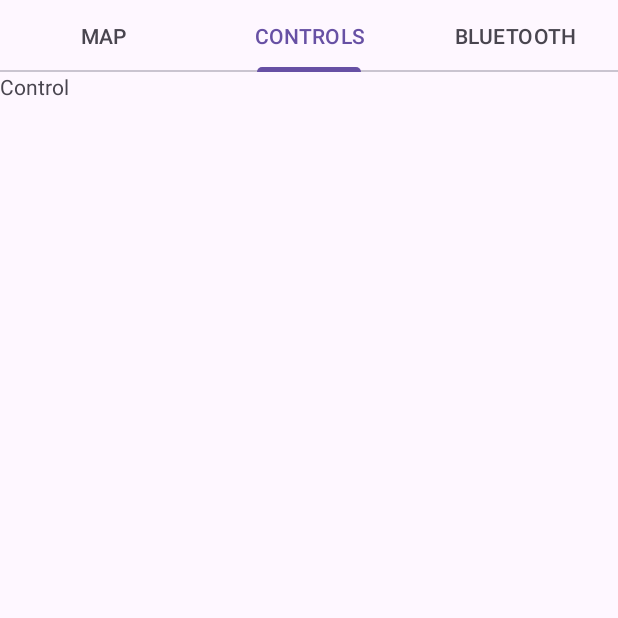
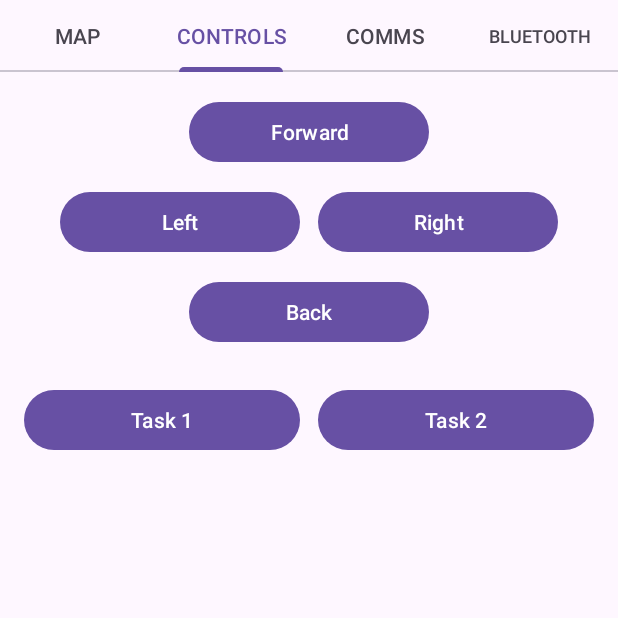
Before and after one commit to vvivivivv/SC2079-MDP-Group-24, an Android app: the screen it shows after launch (MainActivity), tab 2 chosen, on a phone screen of 412 x 824 dp, the top half of it. Run offline under Robolectric (Android 15) with nearby library versions, the light colour scheme and no system bars.

Commit message:
adding comms tab, control tab functions. (c3. and c4.)

```diff
--- a/android/app/src/main/java/com/ntu/group24/android/ui/BluetoothFragment.java
+++ b/android/app/src/main/java/com/ntu/group24/android/ui/BluetoothFragment.java
@@ -65,6 +65,7 @@ public class BluetoothFragment extends Fragment {
         public void onReceive(Context context, Intent intent) {
             String action = intent.getAction();
             if (!isAdded() || getContext() == null) return;
+            // duplicated maybe - can comment below part later
             if (Constants.INTENT_MESSAGE_RECEIVED.equals(action)) {
                 String message = intent.getStringExtra("message");
 
--- /dev/null
+++ b/android/app/src/main/java/com/ntu/group24/android/ui/CommunicationsFragment.java
@@ -0,0 +1,125 @@
+package com.ntu.group24.android.ui;
+// C.4
+import android.content.BroadcastReceiver;
+import android.content.Context;
+import android.content.Intent;
+import android.content.IntentFilter;
+import android.os.Bundle;
+import android.text.method.ScrollingMovementMethod;
+import android.view.LayoutInflater;
+import android.view.View;
+import android.view.ViewGroup;
+import android.widget.TextView;
+import android.text.SpannableString;
+import android.text.Spanned;
+import android.text.style.ForegroundColorSpan;
+import android.graphics.Color;
+
+import androidx.annotation.NonNull;
+import androidx.annotation.Nullable;
+import androidx.fragment.app.Fragment;
+import androidx.localbroadcastmanager.content.LocalBroadcastManager;
+
+import com.ntu.group24.android.R;
+import com.ntu.group24.android.utils.Constants;
+
+public class CommunicationsFragment extends Fragment {
+
+    private TextView tvLog;
+    private TextView tvStatus;
+
+    private final BroadcastReceiver commsReceiver = new BroadcastReceiver() {
+        @Override
+        public void onReceive(Context context, Intent intent) {
+            if (!isAdded() || getContext() == null) return;
+
+            String action = intent.getAction();
+            if (action == null) return;
+
+            if (Constants.INTENT_CONNECTION_STATUS.equals(action)) {
+                String status = intent.getStringExtra("status");
+                if (status != null && tvStatus != null) {
+                    tvStatus.setText("Status: " + status);
+
+                    if (status.equalsIgnoreCase("Connected")) {
+                        tvStatus.setBackgroundColor(Color.parseColor("#C8E6C9")); // light green
+                    } else if (status.equalsIgnoreCase("Disconnected")) {
+                        tvStatus.setBackgroundColor(Color.parseColor("#FFCDD2")); // light red
+                    } else {
+                        tvStatus.setBackgroundColor(Color.parseColor("#EEEEEE")); // neutral
+                    }
+
+                    appendLine("[STATUS] " + status);
+                }
+                return;
+            }
+
+
+            if (Constants.INTENT_MESSAGE_RECEIVED.equals(action)) {
+                String msg = intent.getStringExtra("message");
+                if (msg == null) return;
+
+                // C.4: do not spam coordinates in the comms log
+                if (msg.startsWith(Constants.HEADER_ROBOT) || msg.startsWith(Constants.HEADER_TARGET)) return;
+
+                appendLine("[RX] " + msg.trim());
+                return;
+            }
+
+            if (Constants.INTENT_MESSAGE_SENT.equals(action)) {
+                String cmd = intent.getStringExtra("message");
+                if (cmd == null) return;
+                appendLine("[TX] " + cmd.trim());
+            }
+        }
+    };
+
+    @Nullable
+    @Override
+    public View onCreateView(@NonNull LayoutInflater inflater,
+                             @Nullable ViewGroup container,
+                             @Nullable Bundle savedInstanceState) {
+        View root = inflater.inflate(R.layout.fragment_communications, container, false);
+        tvLog = root.findViewById(R.id.tvCommsLog);
+        tvStatus = root.findViewById(R.id.tvCommsStatus);
+
+        tvLog.setMovementMethod(new ScrollingMovementMethod());
+        return root;
+    }
+
+    @Override
+    public void onStart() {
+        super.onStart();
+        IntentFilter filter = new IntentFilter();
+        filter.addAction(Constants.INTENT_MESSAGE_RECEIVED);
+        filter.addAction(Constants.INTENT_CONNECTION_STATUS);
+        filter.addAction(Constants.INTENT_MESSAGE_SENT);
+        LocalBroadcastManager.getInstance(requireContext()).registerReceiver(commsReceiver, filter);
+    }
+
+    @Override
+    public void onStop() {
+        super.onStop();
+        LocalBroadcastManager.getInstance(requireContext()).unregisterReceiver(commsReceiver);
+    }
+
+    private void appendLine(String line) {
+        if (tvLog == null) return;
+
+        int color = Color.DKGRAY;
+
+        if (line.startsWith("[TX]")) color = Color.parseColor("#1565C0");      // blue
+        else if (line.startsWith("[RX]")) color = Color.parseColor("#2E7D32"); // green
+        else if (line.startsWith("[STATUS]")) color = Color.parseColor("#616161"); // gray
+
+        SpannableString ss = new SpannableString(line + "\n");
+        ss.setSpan(new ForegroundColorSpan(color), 0, ss.length(), Spanned.SPAN_EXCLUSIVE_EXCLUSIVE);
+        tvLog.append(ss);
+
+        int scrollAmount = tvLog.getLayout() == null ? 0
+                : tvLog.getLayout().getLineTop(tvLog.getLineCount()) - tvLog.getHeight();
+        if (scrollAmount > 0) tvLog.scrollTo(0, scrollAmount);
+        else tvLog.scrollTo(0, 0);
+    }
+
+}
--- a/android/app/src/main/java/com/ntu/group24/android/ui/ControlFragment.java
+++ b/android/app/src/main/java/com/ntu/group24/android/ui/ControlFragment.java
@@ -4,27 +4,84 @@ import android.os.Bundle;
 import android.view.LayoutInflater;
 import android.view.View;
 import android.view.ViewGroup;
+import android.widget.Button;
+import android.widget.Toast;
+import android.content.Intent;
+import androidx.localbroadcastmanager.content.LocalBroadcastManager;
+
 import androidx.annotation.NonNull;
 import androidx.annotation.Nullable;
 import androidx.fragment.app.Fragment;
+
 import com.ntu.group24.android.R;
+import com.ntu.group24.android.utils.Constants;
+// import com.ntu.group24.android.bluetooth.BluetoothService;
+
+import java.nio.charset.StandardCharsets;
 
 public class ControlFragment extends Fragment {
+
+    // Uncomment when BluetoothService is ready
+    // private BluetoothService btService;
 
     public ControlFragment() {
         // Empty public constructor
     }
 
     @Override
-    public View onCreateView(LayoutInflater inflater, ViewGroup container,
+    public View onCreateView(@NonNull LayoutInflater inflater,
+                             ViewGroup container,
                              Bundle savedInstanceState) {
-        // Link Java file to XML file
         return inflater.inflate(R.layout.fragment_control, container, false);
     }
 
     @Override
-    public void onViewCreated(@NonNull View view, @Nullable Bundle savedInstanceState) {
+    public void onViewCreated(@NonNull View view,
+                              @Nullable Bundle savedInstanceState) {
         super.onViewCreated(view, savedInstanceState);
-        // todo: link buttons/GridMap
+
+        // Uncomment when MainActivity exposes BluetoothService
+        /*
+        if (getActivity() instanceof MainActivity) {
+            btService = ((MainActivity) getActivity()).getBluetoothService();
+        }
+        */
+
+        Button btnForward = view.findViewById(R.id.btnForward);
+        Button btnBack = view.findViewById(R.id.btnBack);
+        Button btnLeft = view.findViewById(R.id.btnLeft);
+        Button btnRight = view.findViewById(R.id.btnRight);
+        Button btnTask1 = view.findViewById(R.id.btnTask1);
+        Button btnTask2 = view.findViewById(R.id.btnTask2);
+
+        // Movement controls (C.3)
+        btnForward.setOnClickListener(v -> sendCommand(Constants.MOVE_FORWARD));
+        btnBack.setOnClickListener(v -> sendCommand(Constants.MOVE_BACKWARD));
+        btnLeft.setOnClickListener(v -> sendCommand(Constants.TURN_LEFT));
+        btnRight.setOnClickListener(v -> sendCommand(Constants.TURN_RIGHT));
+
+        // Task controls
+        btnTask1.setOnClickListener(v -> sendCommand(Constants.START_EXPLORATION));
+        btnTask2.setOnClickListener(v -> sendCommand(Constants.START_FASTEST_PATH));
+
     }
+    private void sendCommand(String cmd) {
+        // Always log it to COMMS (even if BT not connected)
+        Intent i = new Intent(Constants.INTENT_MESSAGE_SENT);
+        i.putExtra("message", cmd);
+        LocalBroadcastManager.getInstance(requireContext()).sendBroadcast(i);
+
+        MainActivity activity = (MainActivity) getActivity();
+        if (activity == null || activity.getBluetoothService() == null) {
+            Toast.makeText(requireContext(), "Bluetooth not ready", Toast.LENGTH_SHORT).show();
+            return;
+        }
+
+        // Send to RPi
+        activity.getBluetoothService().write(cmd);
+
+        Toast.makeText(requireContext(), "Sent: " + cmd, Toast.LENGTH_SHORT).show();
+    }
+
+
 }
--- a/android/app/src/main/java/com/ntu/group24/android/ui/MainActivity.java
+++ b/android/app/src/main/java/com/ntu/group24/android/ui/MainActivity.java
@@ -65,7 +65,8 @@ public class MainActivity extends AppCompatActivity {
             switch (position) {
                 case 0: tab.setText("MAP"); break;
                 case 1: tab.setText("CONTROLS"); break;
-                case 2: tab.setText("BLUETOOTH"); break;
+                case 2: tab.setText("COMMS"); break;
+                case 3: tab.setText("BLUETOOTH"); break;
             }
         }).attach();
     }
--- a/android/app/src/main/java/com/ntu/group24/android/ui/SectionsPagerAdapter.java
+++ b/android/app/src/main/java/com/ntu/group24/android/ui/SectionsPagerAdapter.java
@@ -15,19 +15,16 @@ public class SectionsPagerAdapter extends FragmentStateAdapter {
     @Override
     public Fragment createFragment(int position) {
         switch (position) {
-            case 1:
-                return new ControlFragment();
-            case 2:
-                return new BluetoothFragment();
-            case 0:
-            default:
-                return new MapFragment();
+            case 0: return new MapFragment();
+            case 1: return new ControlFragment();
+            case 2: return new CommunicationsFragment();
+            case 3: return new BluetoothFragment();
+            default: return new MapFragment();
         }
     }
 
     @Override
     public int getItemCount() {
-        // Number of tabs
-        return 3;
+        return 4;
     }
 }
--- a/android/app/src/main/java/com/ntu/group24/android/utils/Constants.java
+++ b/android/app/src/main/java/com/ntu/group24/android/utils/Constants.java
@@ -39,4 +39,6 @@ public class Constants {
     // Broadcast names
     public static final String INTENT_MESSAGE_RECEIVED = "com.ntu.mdp.MESSAGE_RECEIVED";
     public static final String INTENT_CONNECTION_STATUS = "com.ntu.mdp.CONNECTION_STATUS";
+    public static final String INTENT_MESSAGE_SENT = "com.ntu.mdp.MESSAGE_SENT";
+
 }
--- a/android/app/src/main/res/layout/fragment_control.xml
+++ b/android/app/src/main/res/layout/fragment_control.xml
@@ -1,14 +1,82 @@
 <?xml version="1.0" encoding="utf-8"?>
-<FrameLayout xmlns:android="http://schemas.android.com/apk/res/android"
+<LinearLayout xmlns:android="http://schemas.android.com/apk/res/android"
     xmlns:tools="http://schemas.android.com/tools"
     android:layout_width="match_parent"
     android:layout_height="match_parent"
+    android:orientation="vertical"
+    android:padding="16dp"
     tools:context=".ui.ControlFragment">
 
-    <!-- TODO: Update blank fragment layout -->
-    <TextView
+    <!-- Movement controls -->
+    <LinearLayout
         android:layout_width="match_parent"
-        android:layout_height="match_parent"
-        android:text="@string/control_setup" />
+        android:layout_height="wrap_content"
+        android:gravity="center"
+        android:orientation="vertical">
 
-</FrameLayout>
+        <Button
+            android:id="@+id/btnForward"
+            android:layout_width="160dp"
+            android:layout_height="48dp"
+            android:text="Forward" />
+
+        <LinearLayout
+            android:layout_width="match_parent"
+            android:layout_height="wrap_content"
+            android:gravity="center"
+            android:orientation="horizontal"
+            android:layout_marginTop="12dp"
+            android:layout_marginBottom="12dp">
+
+            <Button
+                android:id="@+id/btnLeft"
+                android:layout_width="160dp"
+                android:layout_height="48dp"
+                android:text="Left" />
+
+            <Space
+                android:layout_width="12dp"
+                android:layout_height="1dp" />
+
+            <Button
+                android:id="@+id/btnRight"
+                android:layout_width="160dp"
+                android:layout_height="48dp"
+                android:text="Right" />
+        </LinearLayout>
+
+        <Button
+            android:id="@+id/btnBack"
+            android:layout_width="160dp"
+            android:layout_height="48dp"
+            android:text="Back" />
+    </LinearLayout>
+
+    <!-- Task controls -->
+    <LinearLayout
+        android:layout_width="match_parent"
+        android:layout_height="wrap_content"
+        android:orientation="horizontal"
+        android:gravity="center"
+        android:layout_marginTop="24dp">
+
+        <Button
+            android:id="@+id/btnTask1"
+            android:layout_width="0dp"
+            android:layout_height="48dp"
+            android:layout_weight="1"
+            android:text="Task 1" />
+
+        <Space
+            android:layout_width="12dp"
+            android:layout_height="1dp" />
+
+        <Button
+            android:id="@+id/btnTask2"
+            android:layout_width="0dp"
+            android:layout_height="48dp"
+            android:layout_weight="1"
+            android:text="Task 2" />
+    </LinearLayout>
+
+</LinearLayout>
```
Also changed, not shown: android/app/src/main/res/layout/fragment_communications.xml (added, +37 -0 lines).
